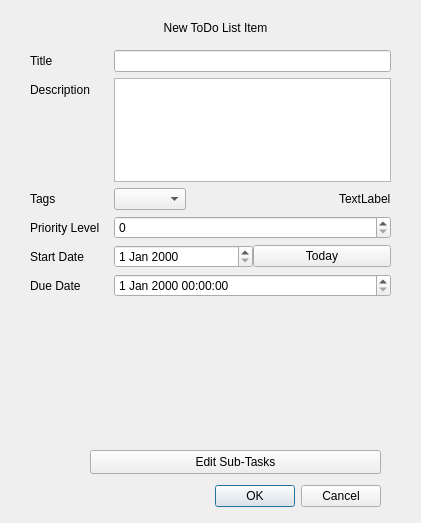
Qt form newitemform.ui (CosmoD0G/ToDoList) before a commit.
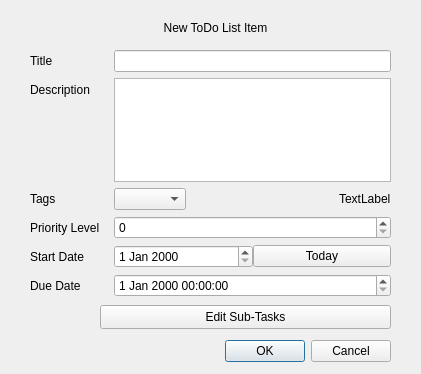
The same form after that commit.

```diff
--- a/newitemform.ui
+++ b/newitemform.ui
@@ -7,7 +7,7 @@
     <x>0</x>
     <y>0</y>
     <width>421</width>
-    <height>523</height>
+    <height>374</height>
    </rect>
   </property>
   <property name="windowTitle">
@@ -16,8 +16,8 @@
   <widget class="QDialogButtonBox" name="buttonBox">
    <property name="geometry">
     <rect>
-     <x>40</x>
-     <y>480</y>
+     <x>50</x>
+     <y>335</y>
      <width>341</width>
      <height>32</height>
     </rect>
@@ -32,8 +32,8 @@
   <widget class="QPushButton" name="pushButton">
    <property name="geometry">
     <rect>
-     <x>90</x>
-     <y>450</y>
+     <x>100</x>
+     <y>305</y>
      <width>291</width>
      <height>24</height>
     </rect>
```
Left out of the diff: 2 changed lines with no effect on the pictures.
